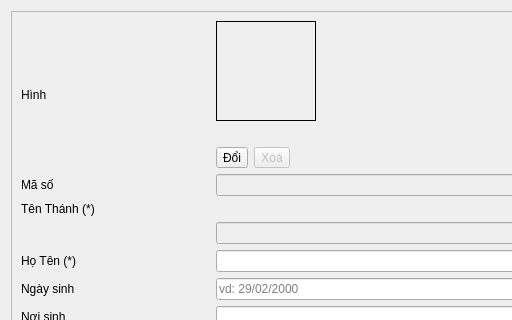
Before: the Qt Designer form app/view/dialog/dlgperson.ui in emtrai/hrm_monastery, drawn with Qt 5; both pictures show x 0 to 512 and y 0 to 320 of the 720 by 672 pixel window.
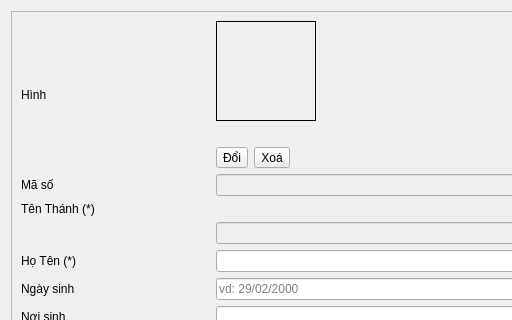
After: the same form once the commit is applied. Icons and pictures are not drawn.

What changed in the file:
```diff
--- a/app/view/dialog/dlgperson.ui
+++ b/app/view/dialog/dlgperson.ui
@@ -440,7 +440,7 @@
              <item>
               <widget class="QToolButton" name="btnClearImage">
                <property name="enabled">
-                <bool>false</bool>
+                <bool>true</bool>
                </property>
                <property name="text">
                 <string>Xoá</string>
```
